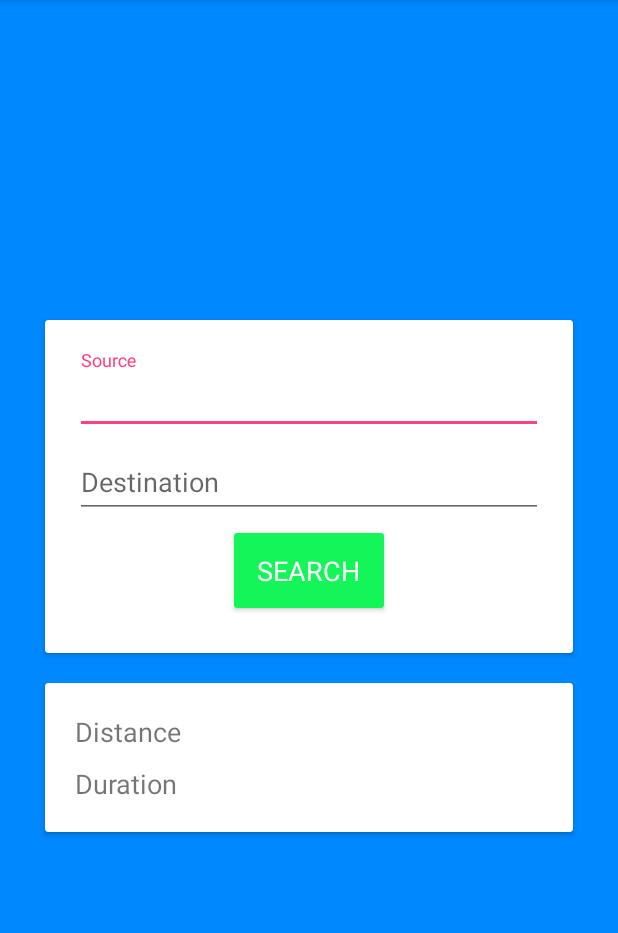
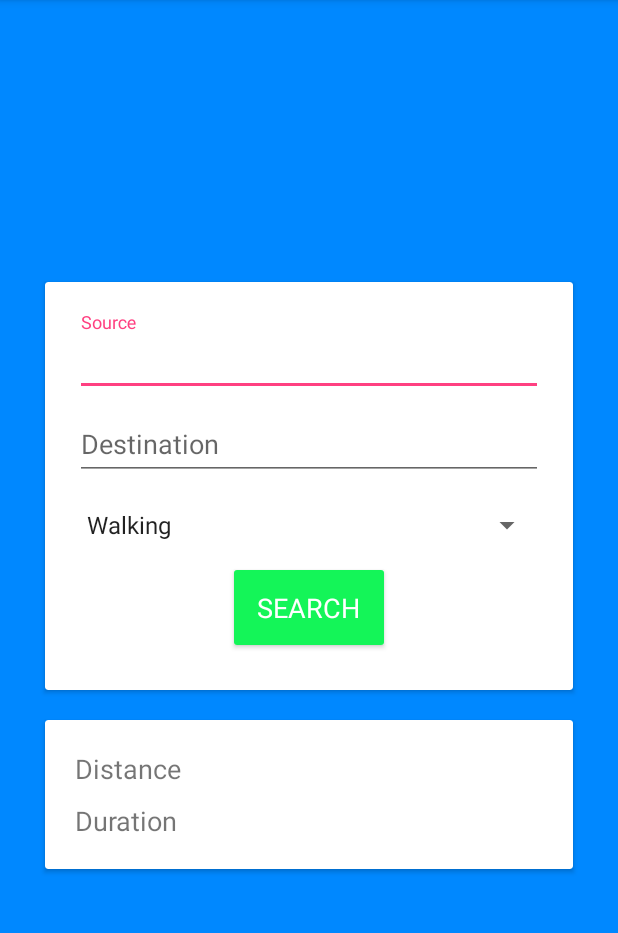
Before and after one commit to ismail-creatvt/WebServiceExample, an Android app: the RouteDistance screen opened directly, with no data from a screen before it, on a phone screen of 412 x 824 dp, the part 84-1017 px from its top. Run offline under Robolectric (Android 15) with nearby library versions, the phone set to English and light mode, and no system bars.

Commit message:
Added try catch block and spinner to select modes

```diff
--- a/app/src/main/java/com/creatvt/ismail/webserviceexample/activity/AppConstant.java
+++ b/app/src/main/java/com/creatvt/ismail/webserviceexample/activity/AppConstant.java
@@ -5,6 +5,6 @@ public class AppConstant {
     public static final String BASE_URL = "https://maps.googleapis.com/maps/api/distancematrix/json?origins=";
     public static final String DIRECTION_API_KEY = "AIzaSyCEq9sfQp6-nvD95D8mKj4ffTZv74s92Cw";
     public static final String DESTINATION = "&destinations=";
-    public static final String MODE = "&mode=walking";
+    public static final String MODE = "&mode=";
     public static final String ALTERNATIVES = "&alternatives=false";
 }
--- a/app/src/main/java/com/creatvt/ismail/webserviceexample/activity/RouteDistance.java
+++ b/app/src/main/java/com/creatvt/ismail/webserviceexample/activity/RouteDistance.java
@@ -1,19 +1,29 @@
 package com.creatvt.ismail.webserviceexample.activity;
 
+import android.content.DialogInterface;
 import android.graphics.Path;
 import android.support.design.widget.TextInputEditText;
+import android.support.v7.app.AlertDialog;
 import android.support.v7.app.AppCompatActivity;
 import android.os.Bundle;
+import android.support.v7.widget.AppCompatSpinner;
 import android.support.v7.widget.CardView;
 import android.text.TextUtils;
+import android.util.Log;
 import android.view.Gravity;
+import android.view.LayoutInflater;
 import android.view.View;
+import android.widget.Adapter;
+import android.widget.AdapterView;
+import android.widget.ArrayAdapter;
 import android.widget.ProgressBar;
+import android.widget.Spinner;
 import android.widget.TextView;
 import android.widget.Toast;
 
 import com.creatvt.ismail.webserviceexample.R;
 import com.creatvt.ismail.webserviceexample.data.DirectionResponse;
+import com.creatvt.ismail.webserviceexample.data.ElementsItem;
 import com.creatvt.ismail.webserviceexample.service.APIClient;
 import com.creatvt.ismail.webserviceexample.service.APIInterface;
 
@@ -21,12 +31,13 @@ import retrofit2.Call;
 import retrofit2.Callback;
 import retrofit2.Response;
 
-public class RouteDistance extends AppCompatActivity {
+public class RouteDistance extends AppCompatActivity implements AdapterView.OnItemSelectedListener{
 
-    TextInputEditText txtSource,txtDestination;
-    TextView txtDistance,txtDuration;
-    CardView searchBtn;
-    ProgressBar progress;
+    private TextInputEditText txtSource,txtDestination;
+    private TextView txtDistance,txtDuration;
+    private CardView searchBtn;
+    private ProgressBar progress;
+    private Spinner travelMode;
 
     @Override
     protected void onCreate(Bundle savedInstanceState) {
@@ -41,6 +52,12 @@ public class RouteDistance extends AppCompatActivity {
 
         searchBtn = findViewById(R.id.search_button);
         progress =findViewById(R.id.progress_bar);
+
+        travelMode = (Spinner) findViewById(R.id.travel_mode);
+        ArrayAdapter<CharSequence> travelModes = ArrayAdapter.createFromResource(this,R.array.travel_modes,android.R.layout.simple_spinner_item);
+        travelModes.setDropDownViewResource(android.R.layout.simple_spinner_dropdown_item);
+        travelMode.setOnItemSelectedListener(this);
+        travelMode.setAdapter(travelModes);
 
         searchBtn.setOnClickListener(new View.OnClickListener() {
             @Override
@@ -60,8 +77,9 @@ public class RouteDistance extends AppCompatActivity {
 
                 String source = txtSource.getText().toString().trim();
                 String destination = txtDestination.getText().toString().trim();
-
-                String url = AppConstant.BASE_URL + source + AppConstant.DESTINATION + destination + AppConstant.MODE + AppConstant.ALTERNATIVES + "&key=" + AppConstant.DIRECTION_API_KEY;
+                String selected = travelMode.getSelectedItem().toString();
+                Log.i("SELECTED ITEM",selected);
+                String url = AppConstant.BASE_URL + source + AppConstant.DESTINATION + destination + AppConstant.MODE + selected + AppConstant.ALTERNATIVES + "&key=" + AppConstant.DIRECTION_API_KEY;
 
                 APIInterface service = APIClient.getClient().create(APIInterface.class);
 
@@ -72,13 +90,34 @@ public class RouteDistance extends AppCompatActivity {
                     public void onResponse(Call<DirectionResponse> call, Response<DirectionResponse> response) {
                         DirectionResponse direction = response.body();
 
-                        String distance = direction.getRows().get(0).getElements().get(0).getDistance().getText();
-                        String duration = direction.getRows().get(0).getElements().get(0).getDuration().getText();
+                        ElementsItem element = direction.getRows().get(0).getElements().get(0);
 
-                        txtDistance.setText(distance);
-                        txtDuration.setText(duration);
+                        try {
+                            String distance = element.getDistance().getText();
+                            String duration = element.getDuration().getText();
 
-                        progress.setVisibility(View.GONE);
+                            txtDistance.setText(distance);
+                            txtDuration.setText(duration);
+
+                        }
+                        catch(NullPointerException npe){
+                            AlertDialog.Builder builder = new AlertDialog.Builder(RouteDistance.this);
+                            builder.setTitle("Not Found");
+                            builder.setMessage("Please Enter Valid Source and Destination");
+                            builder.setCustomTitle(LayoutInflater.from(RouteDistance.this).inflate(R.layout.not_found_title_layout,null,true));
+                            builder.setPositiveButton("OK", new DialogInterface.OnClickListener() {
+                                @Override
+                                public void onClick(DialogInterface dialogInterface, int i) {
+                                    dialogInterface.dismiss();
+                                }
+                            });
+                            AlertDialog alert = builder.create();
+                            alert.show();
+                        }
+                        finally {
+                            progress.setVisibility(View.GONE);
+                        }
+
                     }
 
                     @Override
@@ -96,4 +135,14 @@ public class RouteDistance extends AppCompatActivity {
         toast.setGravity(Gravity.TOP,0,200);
         toast.show();
     }
+
+    @Override
+    public void onItemSelected(AdapterView<?> adapterView, View view, int i, long l) {
+
+    }
+
+    @Override
+    public void onNothingSelected(AdapterView<?> adapterView) {
+        showToast("Please Select Travel Mode...");
+    }
 }
--- a/app/src/main/res/layout/activity_route_distance.xml
+++ b/app/src/main/res/layout/activity_route_distance.xml
@@ -41,13 +41,20 @@
                     android:hint="Destination"/>
             </android.support.design.widget.TextInputLayout>
 
+            <Spinner
+                android:layout_marginTop="10dp"
+                android:layout_below="@id/destination_field"
+                android:id="@+id/travel_mode"
+                android:layout_width="match_parent"
+                android:layout_height="40dp"/>
+
             <android.support.v7.widget.CardView
                 android:layout_width="wrap_content"
                 android:layout_height="wrap_content"
                 android:id="@+id/search_button"
                 android:layout_margin="10dp"
                 android:layout_centerHorizontal="true"
-                android:layout_below="@id/destination_field">
+                android:layout_below="@id/travel_mode">
                 <LinearLayout
                     android:layout_width="100dp"
                     android:layout_height="50dp"
--- a/app/src/main/res/values/strings.xml
+++ b/app/src/main/res/values/strings.xml
@@ -1,3 +1,8 @@
 <resources>
     <string name="app_name">WebServiceExample</string>
+    <string-array name="travel_modes">
+        <item>Walking</item>
+        <item>Driving</item>
+        <item>Transit</item>
+    </string-array>
 </resources>
```
Also changed, not shown: app/src/main/res/layout/activity_home.xml (+8 -6 lines), app/src/main/res/layout/not_found_title_layout.xml (added, +27 -0 lines), app/src/main/res/drawable-hdpi/alert_icon.png (added), app/src/main/res/drawable-mdpi/alert_icon.png (added), app/src/main/res/drawable-xhdpi/alert_icon.png (added), app/src/main/res/drawable-xxhdpi/alert_icon.png (added).
